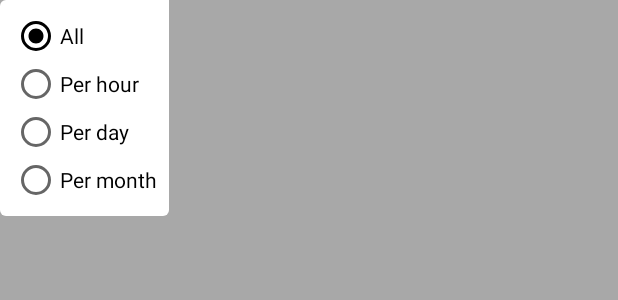
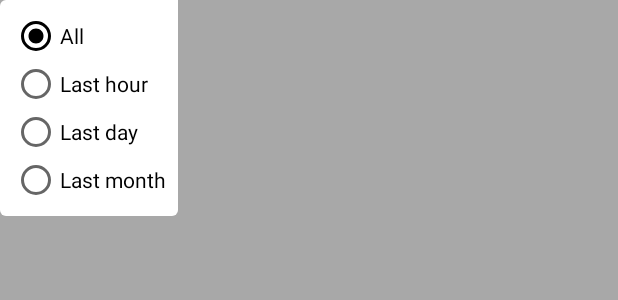
Before and after one commit to Leeeeerich/NotificationTracker, an Android app: the layout layout_filters.xml on its own in the app's theme, with its tools: preview values and no code run, on a phone screen of 412 x 824 dp. Shown: the top 300 px of the screen. Run offline under Robolectric (Android 15) with nearby library versions, the phone set to English and light mode, and no system bars.

Commit message:
Changed texts

```diff
--- a/app/src/main/res/values/strings.xml
+++ b/app/src/main/res/values/strings.xml
@@ -6,9 +6,9 @@
     <string name="stop_button">stop</string>
 
     <string name="all_title">All</string>
-    <string name="per_hour">Per hour</string>
-    <string name="per_day">Per day</string>
-    <string name="per_month">Per month</string>
+    <string name="per_hour">Last hour</string>
+    <string name="per_day">Last day</string>
+    <string name="per_month">Last month</string>
 
     <string name="notification_listener_service">Notification listener service</string>
     <string name="notification_listener_service_explanation">The application will record all incoming notifications and their removal from the curtain. To start tracking notifications, do you need to give permission, to continue?</string>
@@ -46,9 +46,9 @@
     <string name="change_pin_item">Change PIN</string>
 
     <!-- SettingsFragment -->
-    <string name="is_show_removed">Hide entries when deleted from the curtain</string>
+    <string name="is_show_removed">Hide entries when notice deleted from the curtain</string>
     <string name="settings_title">Settings</string>
     <string name="save_button">Save</string>
     <string name="changes_was_saved">Changes saved</string>
-    <string name="ignore_packages_title">Not show application in list</string>
+    <string name="ignore_packages_title">Not show applications in list</string>
 </resources>
```
Also changed, not shown: 2 other files.
